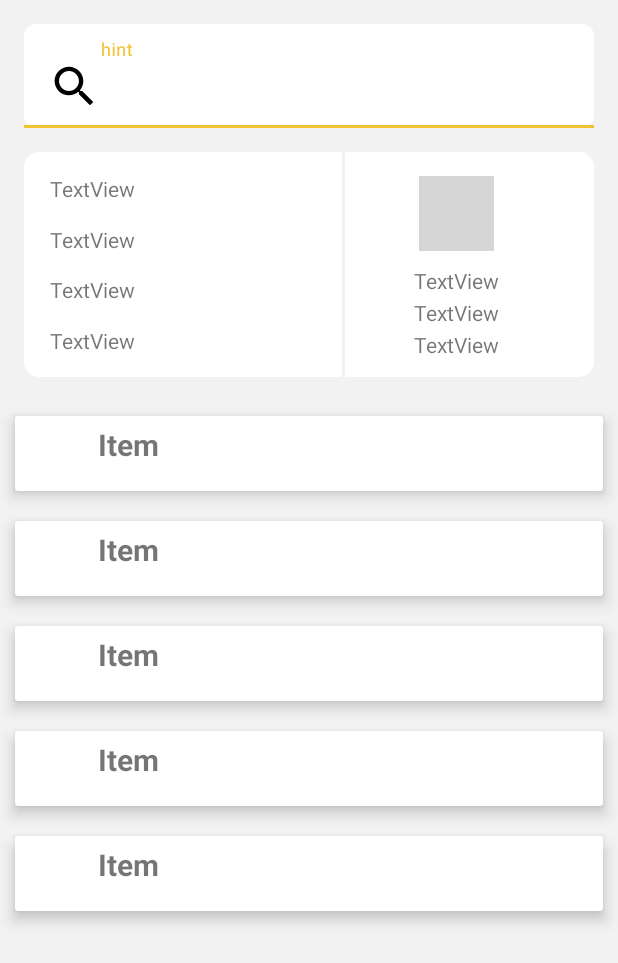
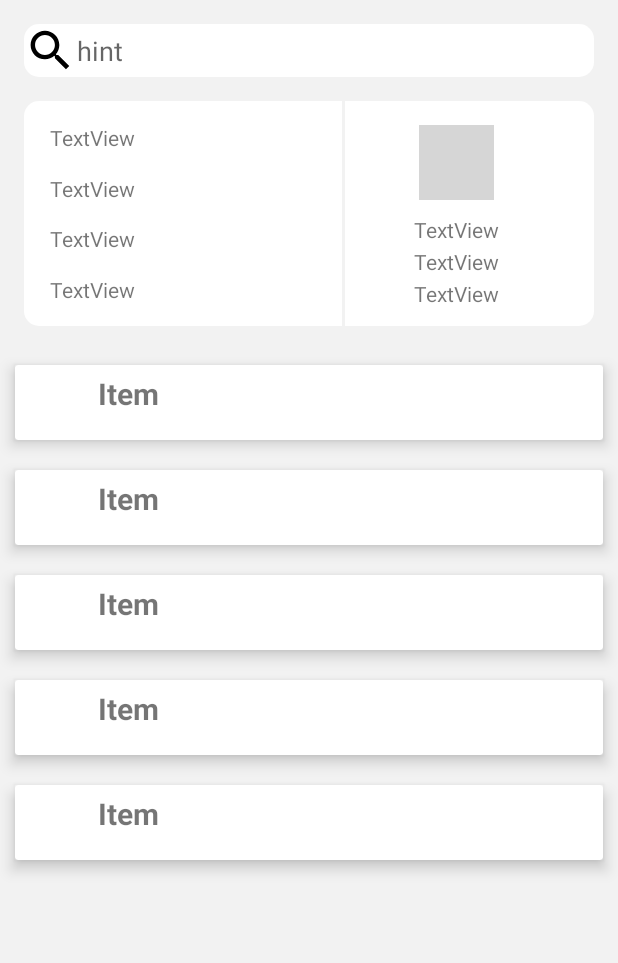
Before and after one commit to PayamDarabi/WMS, an Android app: the layout fragment_receiving_details.xml on its own in the app's theme, with its tools: preview values and no code run, on a phone screen of 412 x 824 dp. Shown: the top 963 px of the screen. Run offline under Robolectric (Android 15) with nearby library versions, the phone set to English and light mode, and no system bars; grey boxes are pictures that could not be loaded.

Commit message:
fix: search input

```diff
--- a/app/src/main/res/layout/fragment_receiving_details.xml
+++ b/app/src/main/res/layout/fragment_receiving_details.xml
@@ -8,28 +8,21 @@
     tools:context=".ui.receivingDetails.ReceivingDetailsFragment"
    >
 
-    <com.google.android.material.textfield.TextInputLayout
-        android:id="@+id/textInputLayout"
-        android:layout_width="match_parent"
-        android:layout_height="wrap_content"
-        android:layout_margin="16dp"
-        app:boxBackgroundColor="?colorSurface"
-        app:boxCornerRadiusBottomEnd="8dp"
-        app:boxCornerRadiusBottomStart="8dp"
-        app:boxCornerRadiusTopEnd="8dp"
-        app:boxCornerRadiusTopStart="8dp"
-        app:boxStrokeWidth="0dp"
-        app:layout_constraintEnd_toEndOf="parent"
-        app:layout_constraintStart_toStartOf="parent"
-        app:layout_constraintTop_toTopOf="parent">
 
         <com.google.android.material.textfield.TextInputEditText
+            android:id="@+id/textInputLayout"
+
+            android:background="@drawable/bg_card"
+            android:layout_margin="16dp"
+            app:boxStrokeWidth="0dp"
+            app:layout_constraintEnd_toEndOf="parent"
+            app:layout_constraintStart_toStartOf="parent"
+            app:layout_constraintTop_toTopOf="parent"
             android:layout_width="match_parent"
             android:layout_height="wrap_content"
             android:drawableLeft="@drawable/ic_baseline_search_24"
             android:hint="hint" />
 
-    </com.google.android.material.textfield.TextInputLayout>
 
     <androidx.constraintlayout.widget.ConstraintLayout
         android:id="@+id/info_card"
```
